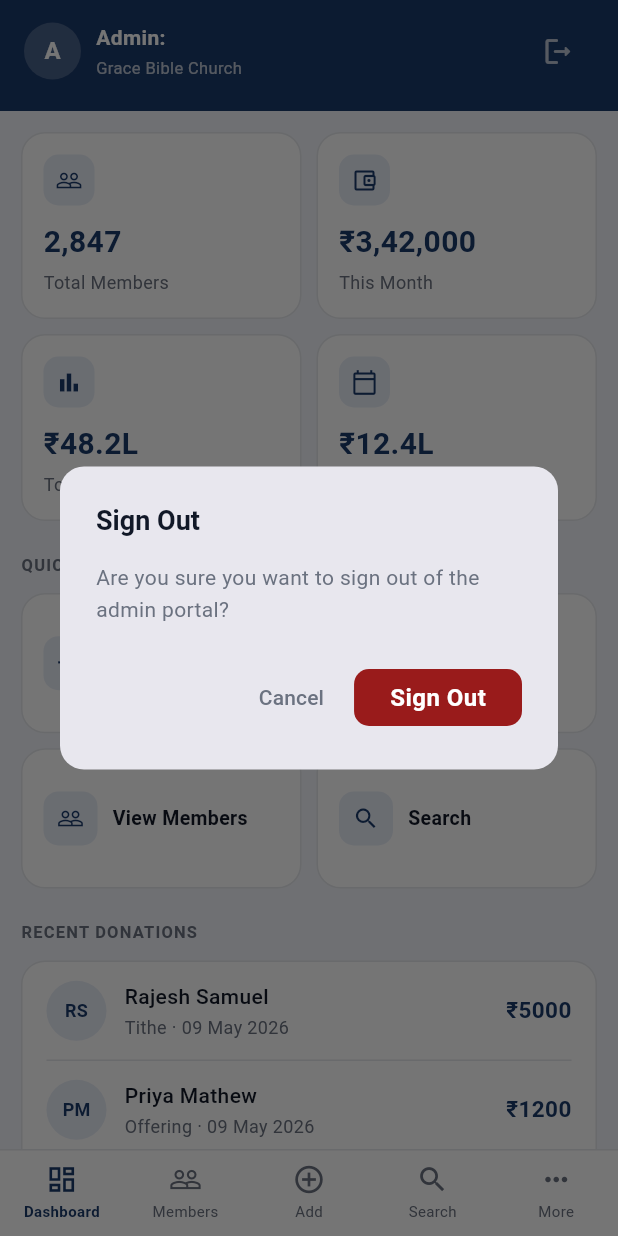
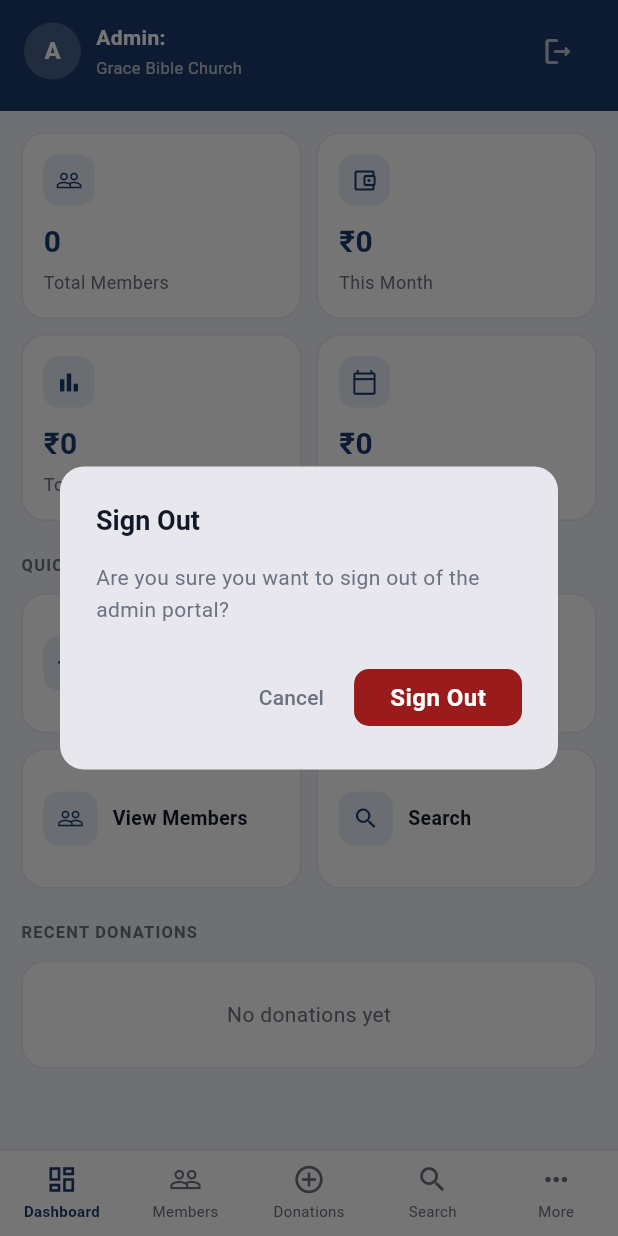
Before and after one commit to RAJ3SHJ/TempleApp, a Flutter app: the AdminDashboardScreen screen opened directly with empty values, after a tap on the "logout" icon, on a phone screen of 412 x 824 dp. Run offline on Flutter 3.47's test engine with Material 3 defaults, Android fonts, the light colour scheme and no system bars; our stand-ins replace cloud_firestore, firebase_auth, firebase_core; accounts and stored records are empty.

Commit message:
Module 1: Admin dashboard fixed - Quick Actions, real Firestore stats, sign out

```diff
--- a/lib/screens/admin/admin_dashboard_screen.dart
+++ b/lib/screens/admin/admin_dashboard_screen.dart
@@ -1,4 +1,6 @@
 import 'package:flutter/material.dart';
+import 'package:firebase_auth/firebase_auth.dart';
+import 'package:cloud_firestore/cloud_firestore.dart';
 import '../../theme/app_theme.dart';
 import '../login_screen.dart';
 import 'member_list_screen.dart';
@@ -16,14 +18,124 @@ class AdminDashboardScreen extends StatefulWidget {
 
 class _AdminDashboardScreenState extends State<AdminDashboardScreen> {
   int _selectedIndex = 0;
+  Map<String, dynamic> _stats = {
+    'totalMembers': 0,
+    'monthlyTotal': 0.0,
+    'allTimeTotal': 0.0,
+    'thisYearTotal': 0.0,
+  };
+  List<Map<String, dynamic>> _recentDonations = [];
+  bool _isLoadingStats = true;
 
-  final List<Map<String, dynamic>> _recentDonations = [
-    {'name': 'Rajesh Samuel', 'id': 'GBC-00123', 'category': 'Tithe', 'amount': 5000, 'date': '09 May 2026', 'mode': 'Cash'},
-    {'name': 'Priya Mathew', 'id': 'GBC-00124', 'category': 'Offering', 'amount': 1200, 'date': '09 May 2026', 'mode': 'UPI'},
-    {'name': 'Thomas Jacob', 'id': 'GBC-00125', 'category': 'Building Fund', 'amount': 10000, 'date': '08 May 2026', 'mode': 'Cheque'},
-    {'name': 'Anu Kurian', 'id': 'GBC-00126', 'category': 'Tithe', 'amount': 5000, 'date': '08 May 2026', 'mode': 'Cash'},
-    {'name': 'Suresh Philip', 'id': 'GBC-00127', 'category': 'Special Fund', 'amount': 2500, 'date': '07 May 2026', 'mode': 'UPI'},
-  ];
+  @override
+  void initState() {
+    super.initState();
+    _loadStats();
+    _loadRecentDonations();
+  }
+
+  void _loadStats() async {
+    try {
+      final now = DateTime.now();
+      final startOfMonth = DateTime(now.year, now.month, 1);
+      final startOfYear = DateTime(now.year, 1, 1);
+
+      final membersSnap = await FirebaseFirestore.instance
+          .collection('members').count().get();
+      final allDonations = await FirebaseFirestore.instance
+          .collection('donations').get();
+
+      double monthlyTotal = 0;
+      double allTimeTotal = 0;
+      double yearTotal = 0;
+
+      for (final doc in allDonations.docs) {
+        final data = doc.data();
+        final amount = (data['amount'] as num? ?? 0).toDouble();
+        final date = (data['date'] as dynamic)?.toDate() as DateTime?;
+        allTimeTotal += amount;
+        if (date != null) {
+          if (date.isAfter(startOfMonth)) monthlyTotal += amount;
+          if (date.isAfter(startOfYear)) yearTotal += amount;
+        }
+      }
+
+      if (mounted) {
+        setState(() {
+          _stats = {
+            'totalMembers': membersSnap.count ?? 0,
+            'monthlyTotal': monthlyTotal,
+            'allTimeTotal': allTimeTotal,
+            'thisYearTotal': yearTotal,
+          };
+          _isLoadingStats = false;
+        });
+      }
+    } catch (e) {
+      if (mounted) setState(() => _isLoadingStats = false);
+    }
+  }
+
+  void _loadRecentDonations() async {
+    try {
+      final snap = await FirebaseFirestore.instance
+          .collection('donations')
+          .orderBy('date', descending: true)
+          .limit(5)
+          .get();
+
+      if (mounted) {
+        setState(() {
+          _recentDonations = snap.docs.map((doc) {
+            final data = doc.data();
+            final date = (data['date'] as dynamic)?.toDate() as DateTime?;
+            final dateStr = date != null
+                ? '${date.day.toString().padLeft(2, '0')} ${_monthName(date.month)} ${date.year}'
+                : '-';
+            return {
+              'name': data['memberName'] ?? '',
+              'id': data['memberId'] ?? '',
+              'category': data['category'] ?? '',
+              'amount': (data['amount'] as num? ?? 0).toDouble(),
+              'date': dateStr,
+              'mode': data['mode'] ?? '',
+            };
+          }).toList();
+        });
+      }
+    } catch (e) {
+      // Keep empty list
+    }
+  }
+
+  String _monthName(int month) {
+    const months = ['Jan', 'Feb', 'Mar', 'Apr', 'May', 'Jun',
+        'Jul', 'Aug', 'Sep', 'Oct', 'Nov', 'Dec'];
+    return months[month - 1];
+  }
+
+  String _formatAmount(double amount) {
+    if (amount >= 100000) return '₹${(amount / 100000).toStringAsFixed(1)}L';
+    if (amount >= 1000) return '₹${(amount / 1000).toStringAsFixed(1)}K';
+    return '₹${amount.toStringAsFixed(0)}';
+  }
+
+  void _navigate(int index) {
+    switch (index) {
+      case 1:
+        Navigator.push(context, MaterialPageRoute(builder: (_) => const MemberListScreen()));
+        break;
+      case 2:
+        Navigator.push(context, MaterialPageRoute(builder: (_) => AddDonationScreen()));
+        break;
+      case 3:
+        Navigator.push(context, MaterialPageRoute(builder: (_) => SearchFilterScreen()));
+        break;
+      case 4:
+        Navigator.push(context, MaterialPageRoute(builder: (_) => CategoryManagementScreen()));
+        break;
+    }
+  }
 
   @override
   Widget build(BuildContext context) {
@@ -50,17 +162,14 @@ class _AdminDashboardScreenState extends State<AdminDashboardScreen> {
       color: AppTheme.navy,
       padding: EdgeInsets.only(
         top: MediaQuery.of(context).padding.top + 10,
-        bottom: 16,
-        left: 16,
-        right: 16,
+        bottom: 16, left: 16, right: 16,
       ),
       child: Row(
         children: [
           Container(
-            width: 38,
-            height: 38,
+            width: 38, height: 38,
             decoration: BoxDecoration(
-              color: Colors.white.withOpacity(0.2),
+              color: Colors.white.withValues(alpha: 0.2),
               shape: BoxShape.circle,
             ),
             child: Center(
@@ -94,7 +203,7 @@ class _AdminDashboardScreenState extends State<AdminDashboardScreen> {
     final items = [
       {'icon': Icons.dashboard_outlined, 'label': 'Dashboard'},
       {'icon': Icons.people_outline, 'label': 'Members'},
-      {'icon': Icons.add_circle_outline, 'label': 'Add'},
+      {'icon': Icons.add_circle_outline, 'label': 'Donations'},
       {'icon': Icons.search_outlined, 'label': 'Search'},
       {'icon': Icons.more_horiz_outlined, 'label': 'More'},
     ];
@@ -114,10 +223,10 @@ class _AdminDashboardScreenState extends State<AdminDashboardScreen> {
           return Expanded(
             child: GestureDetector(
               onTap: () {
-                      if (index == 4) {
-                        Navigator.push(context, MaterialPageRoute(builder: (_) => CategoryManagementScreen()));
+                if (index == 0) {
+                  setState(() => _selectedIndex = 0);
                 } else {
-                        setState(() => _selectedIndex = index);
+                  _navigate(index);
                 }
               },
               child: Column(
@@ -163,13 +272,10 @@ class _AdminDashboardScreenState extends State<AdminDashboardScreen> {
       color: AppTheme.navy,
       child: Column(
         children: [
-          // Sidebar header
           Container(
             padding: EdgeInsets.only(
               top: MediaQuery.of(context).padding.top + 20,
-              bottom: 20,
-              left: 16,
-              right: 16,
+              bottom: 20, left: 16, right: 16,
             ),
             decoration: const BoxDecoration(
               border: Border(bottom: BorderSide(color: Colors.white12)),
@@ -178,10 +284,9 @@ class _AdminDashboardScreenState extends State<AdminDashboardScreen> {
               crossAxisAlignment: CrossAxisAlignment.start,
               children: [
                 Container(
-                  width: 44,
-                  height: 44,
+                  width: 44, height: 44,
                   decoration: BoxDecoration(
-                    color: Colors.white.withOpacity(0.15),
+                    color: Colors.white.withValues(alpha: 0.15),
                     shape: BoxShape.circle,
                   ),
                   child: Center(
@@ -199,8 +304,6 @@ class _AdminDashboardScreenState extends State<AdminDashboardScreen> {
               ],
             ),
           ),
-
-          // Nav items
           Expanded(
             child: Padding(
               padding: const EdgeInsets.symmetric(vertical: 12),
@@ -211,17 +314,17 @@ class _AdminDashboardScreenState extends State<AdminDashboardScreen> {
                   final isActive = _selectedIndex == index;
                   return GestureDetector(
                     onTap: () {
-                      if (index == 4) {
-                        Navigator.push(context, MaterialPageRoute(builder: (_) => CategoryManagementScreen()));
+                      if (index == 0) {
+                        setState(() => _selectedIndex = 0);
                       } else {
-                        setState(() => _selectedIndex = index);
+                        _navigate(index);
                       }
                     },
                     child: Container(
                       margin: const EdgeInsets.symmetric(horizontal: 10, vertical: 2),
                       padding: const EdgeInsets.symmetric(horizontal: 14, vertical: 12),
                       decoration: BoxDecoration(
-                        color: isActive ? Colors.white.withOpacity(0.15) : Colors.transparent,
+                        color: isActive ? Colors.white.withValues(alpha: 0.15) : Colors.transparent,
                         borderRadius: BorderRadius.circular(10),
                         border: Border(
                           left: BorderSide(
@@ -236,8 +339,7 @@ class _AdminDashboardScreenState extends State<AdminDashboardScreen> {
                               color: isActive ? AppTheme.white : Colors.white60),
                           const SizedBox(width: 10),
                           Text(item['label'] as String,
-                              style: TextStyle(
-                                  fontSize: 14,
+                              style: TextStyle(fontSize: 14,
                                   fontWeight: isActive ? FontWeight.w600 : FontWeight.w400,
                                   color: isActive ? AppTheme.white : Colors.white60)),
                         ],
@@ -248,8 +350,6 @@ class _AdminDashboardScreenState extends State<AdminDashboardScreen> {
               ),
             ),
           ),
-
-          // Sign out
           Container(
             decoration: const BoxDecoration(
               border: Border(top: BorderSide(color: Colors.white12)),
@@ -260,7 +360,7 @@ class _AdminDashboardScreenState extends State<AdminDashboardScreen> {
               child: Container(
                 padding: const EdgeInsets.symmetric(horizontal: 14, vertical: 12),
                 decoration: BoxDecoration(
-                  color: Colors.white.withOpacity(0.08),
+                  color: Colors.white.withValues(alpha: 0.08),
                   borderRadius: BorderRadius.circular(10),
                 ),
                 child: const Row(
@@ -286,24 +386,19 @@ class _AdminDashboardScreenState extends State<AdminDashboardScreen> {
         crossAxisAlignment: CrossAxisAlignment.start,
         children: [
           if (isDesktop) ...[
-            Text('Dashboard', style: const TextStyle(fontSize: 24, fontWeight: FontWeight.w700, color: AppTheme.navy)),
+            const Text('Dashboard',
+                style: TextStyle(fontSize: 24, fontWeight: FontWeight.w700, color: AppTheme.navy)),
             const SizedBox(height: 4),
             Text('Welcome back, ${widget.adminName}',
                 style: const TextStyle(fontSize: 14, color: AppTheme.textSecondary)),
             const SizedBox(height: 24),
           ],
-
-          // Stats
           _buildStatsGrid(isDesktop: isDesktop),
           const SizedBox(height: 20),
-
-          // Quick Actions
           _buildSectionLabel('Quick Actions'),
           const SizedBox(height: 10),
           _buildQuickActions(isDesktop: isDesktop),
           const SizedBox(height: 20),
-
-          // Recent Donations
           _buildSectionLabel('Recent Donations'),
           const SizedBox(height: 10),
           _buildRecentDonations(isDesktop: isDesktop),
@@ -313,19 +408,33 @@ class _AdminDashboardScreenState extends State<AdminDashboardScreen> {
   }
 
   Widget _buildSectionLabel(String label) {
-    return Text(
-      label.toUpperCase(),
+    return Text(label.toUpperCase(),
         style: const TextStyle(fontSize: 11, fontWeight: FontWeight.w600,
-          color: AppTheme.textSecondary, letterSpacing: 0.8),
-    );
+            color: AppTheme.textSecondary, letterSpacing: 0.8));
   }
 
   Widget _buildStatsGrid({required bool isDesktop}) {
     final stats = [
-      {'label': 'Total Members', 'value': '2,847', 'icon': Icons.people_outline, 'sub': 'Active members'},
-      {'label': 'This Month', 'value': '₹3,42,000', 'icon': Icons.account_balance_wallet_outlined, 'sub': 'May 2026'},
-      {'label': 'Total Collected', 'value': '₹48.2L', 'icon': Icons.bar_chart_outlined, 'sub': 'All time'},
-      {'label': 'This Year', 'value': '₹12.4L', 'icon': Icons.calendar_today_outlined, 'sub': '2026'},
+      {
+        'label': 'Total Members',
+        'value': _isLoadingStats ? '...' : '${_stats['totalMembers']}',
+        'icon': Icons.people_outline,
+      },
+      {
+        'label': 'This Month',
+        'value': _isLoadingStats ? '...' : _formatAmount(_stats['monthlyTotal']),
+        'icon': Icons.account_balance_wallet_outlined,
+      },
+      {
+        'label': 'Total Collected',
+        'value': _isLoadingStats ? '...' : _formatAmount(_stats['allTimeTotal']),
+        'icon': Icons.bar_chart_outlined,
+      },
+      {
+        'label': 'This Year',
+        'value': _isLoadingStats ? '...' : _formatAmount(_stats['thisYearTotal']),
+        'icon': Icons.calendar_today_outlined,
+      },
     ];
 
     return GridView.builder(
@@ -351,12 +460,9 @@ class _AdminDashboardScreenState extends State<AdminDashboardScreen> {
             crossAxisAlignment: CrossAxisAlignment.start,
             children: [
               Container(
-                width: 34,
-                height: 34,
+                width: 34, height: 34,
                 decoration: BoxDecoration(
-                  color: AppTheme.navyLight,
-                  borderRadius: BorderRadius.circular(10),
-                ),
+                    color: AppTheme.navyLight, borderRadius: BorderRadius.circular(10)),
                 child: Icon(stat['icon'] as IconData, size: 18, color: AppTheme.navy),
               ),
               const Spacer(),
@@ -374,10 +480,10 @@ class _AdminDashboardScreenState extends State<AdminDashboardScreen> {
 
   Widget _buildQuickActions({required bool isDesktop}) {
     final actions = [
-      {'icon': Icons.person_add_outlined, 'label': 'Add Member', 'color': AppTheme.navy},
-      {'icon': Icons.add_card_outlined, 'label': 'Add Donation', 'color': AppTheme.navy},
-      {'icon': Icons.people_outline, 'label': 'View Members', 'color': AppTheme.navy},
-      {'icon': Icons.search_outlined, 'label': 'Search', 'color': AppTheme.navy},
+      {'icon': Icons.person_add_outlined, 'label': 'Add Member'},
+      {'icon': Icons.add_card_outlined, 'label': 'Add Donation'},
+      {'icon': Icons.people_outline, 'label': 'View Members'},
+      {'icon': Icons.search_outlined, 'label': 'Search'},
     ];
 
     return GridView.builder(
@@ -396,13 +502,13 @@ class _AdminDashboardScreenState extends State<AdminDashboardScreen> {
           onTap: () {
             final label = action['label'] as String;
             if (label == 'Add Member') {
-              Navigator.push(context, MaterialPageRoute(builder: (_) => AddMemberScreen()));
-            } else if (label == 'Search') {
-              Navigator.push(context, MaterialPageRoute(builder: (_) => SearchFilterScreen()));
+              Navigator.push(context, MaterialPageRoute(builder: (_) => const AddMemberScreen()));
             } else if (label == 'Add Donation') {
               Navigator.push(context, MaterialPageRoute(builder: (_) => AddDonationScreen()));
             } else if (label == 'View Members') {
-              Navigator.push(context, MaterialPageRoute(builder: (_) => MemberListScreen()));
+              Navigator.push(context, MaterialPageRoute(builder: (_) => const MemberListScreen()));
+            } else if (label == 'Search') {
+              Navigator.push(context, MaterialPageRoute(builder: (_) => SearchFilterScreen()));
             }
           },
           child: Container(
@@ -415,18 +521,16 @@ class _AdminDashboardScreenState extends State<AdminDashboardScreen> {
             child: Row(
               children: [
                 Container(
-                  width: 36,
-                  height: 36,
+                  width: 36, height: 36,
                   decoration: BoxDecoration(
-                    color: AppTheme.navyLight,
-                    borderRadius: BorderRadius.circular(10),
-                  ),
+                      color: AppTheme.navyLight, borderRadius: BorderRadius.circular(10)),
                   child: Icon(action['icon'] as IconData, size: 18, color: AppTheme.navy),
                 ),
                 const SizedBox(width: 10),
                 Expanded(
                   child: Text(action['label'] as String,
-                      style: const TextStyle(fontSize: 13, fontWeight: FontWeight.w600, color: AppTheme.textPrimary)),
+                      style: const TextStyle(fontSize: 13, fontWeight: FontWeight.w600,
+                          color: AppTheme.textPrimary)),
                 ),
               ],
             ),
@@ -437,6 +541,21 @@ class _AdminDashboardScreenState extends State<AdminDashboardScreen> {
   }
 
   Widget _buildRecentDonations({required bool isDesktop}) {
+    if (_recentDonations.isEmpty) {
+      return Container(
+        padding: const EdgeInsets.all(24),
+        decoration: BoxDecoration(
+          color: AppTheme.white,
+          borderRadius: BorderRadius.circular(16),
+          border: Border.all(color: AppTheme.border),
+        ),
+        child: const Center(
+          child: Text('No donations yet',
+              style: TextStyle(fontSize: 14, color: AppTheme.textSecondary)),
+        ),
+      );
+    }
+
     return Container(
       decoration: BoxDecoration(
         color: AppTheme.white,
@@ -444,21 +563,7 @@ class _AdminDashboardScreenState extends State<AdminDashboardScreen> {
         border: Border.all(color: AppTheme.border),
       ),
       child: Column(
-        children: [
-          if (isDesktop)
-            Padding(
-              padding: const EdgeInsets.symmetric(horizontal: 16, vertical: 12),
-              child: Row(
-                children: const [
-                  Expanded(flex: 3, child: Text('Member', style: TextStyle(fontSize: 12, fontWeight: FontWeight.w600, color: AppTheme.textSecondary))),
-                  Expanded(flex: 2, child: Text('Category', style: TextStyle(fontSize: 12, fontWeight: FontWeight.w600, color: AppTheme.textSecondary))),
-                  Expanded(flex: 2, child: Text('Date', style: TextStyle(fontSize: 12, fontWeight: FontWeight.w600, color: AppTheme.textSecondary))),
-                  Expanded(flex: 1, child: Text('Mode', style: TextStyle(fontSize: 12, fontWeight: FontWeight.w600, color: AppTheme.textSecondary))),
-                  Expanded(flex: 2, child: Text('Amount', style: TextStyle(fontSize: 12, fontWeight: FontWeight.w600, color: AppTheme.textSecondary))),
-                ],
-              ),
-            ),
-          ..._recentDonations.asMap().entries.map((entry) {
+        children: _recentDonations.asMap().entries.map((entry) {
           final isLast = entry.key == _recentDonations.length - 1;
           final donation = entry.value;
           return Column(
@@ -472,13 +577,14 @@ class _AdminDashboardScreenState extends State<AdminDashboardScreen> {
               if (!isLast) const Divider(height: 1, indent: 16, endIndent: 16, color: AppTheme.border),
             ],
           );
-          }),
-        ],
+        }).toList(),
       ),
     );
   }
 
   Widget _buildDesktopDonationRow(Map<String, dynamic> donation) {
+    final name = donation['name'] as String;
+    final initials = name.split(' ').map((e) => e.isNotEmpty ? e[0] : '').take(2).join();
     return Row(
       children: [
         Expanded(
@@ -488,17 +594,16 @@ class _AdminDashboardScreenState extends State<AdminDashboardScreen> {
               CircleAvatar(
                 radius: 18,
                 backgroundColor: AppTheme.navyLight,
-                child: Text(
-                  (donation['name'] as String).split(' ').map((e) => e[0]).take(2).join(),
-                  style: const TextStyle(fontSize: 11, fontWeight: FontWeight.w600, color: AppTheme.navy),
-                ),
+                child: Text(initials,
+                    style: const TextStyle(fontSize: 11, fontWeight: FontWeight.w600, color: AppTheme.navy)),
               ),
               const SizedBox(width: 10),
               Column(
                 crossAxisAlignment: CrossAxisAlignment.start,
                 children: [
-                  Text(donation['name'] as String,
-                      style: const TextStyle(fontSize: 14, fontWeight: FontWeight.w500, color: AppTheme.textPrimary)),
+                  Text(name,
+                      style: const TextStyle(fontSize: 14, fontWeight: FontWeight.w500,
+                          color: AppTheme.textPrimary)),
                   Text(donation['id'] as String,
                       style: const TextStyle(fontSize: 12, color: AppTheme.textSecondary)),
                 ],
@@ -514,7 +619,7 @@ class _AdminDashboardScreenState extends State<AdminDashboardScreen> {
             style: const TextStyle(fontSize: 13, color: AppTheme.textSecondary))),
         Expanded(
           flex: 2,
-          child: Text('₹${(donation['amount'] as int).toString().replaceAllMapped(RegExp(r'(\d{1,3})(?=(\d{3})+(?!\d))'), (m) => '${m[1]},')}',
+          child: Text(_formatAmount((donation['amount'] as num).toDouble()),
               style: const TextStyle(fontSize: 14, fontWeight: FontWeight.w700, color: AppTheme.navy)),
         ),
       ],
@@ -522,29 +627,30 @@ class _AdminDashboardScreenState extends State<AdminDashboardScreen> {
   }
 
   Widget _buildMobileDonationRow(Map<String, dynamic> donation) {
+    final name = donation['name'] as String;
+    final initials = name.split(' ').map((e) => e.isNotEmpty ? e[0] : '').take(2).join();
     return Row(
       children: [
         CircleAvatar(
           radius: 20,
           backgroundColor: AppTheme.navyLight,
-          child: Text(
-            (donation['name'] as String).split(' ').map((e) => e[0]).take(2).join(),
-            style: const TextStyle(fontSize: 12, fontWeight: FontWeight.w600, color: AppTheme.navy),
-          ),
+          child: Text(initials,
+              style: const TextStyle(fontSize: 12, fontWeight: FontWeight.w600, color: AppTheme.navy)),
         ),
         const SizedBox(width: 12),
         Expanded(
           child: Column(
             crossAxisAlignment: CrossAxisAlignment.start,
             children: [
-              Text(donation['name'] as String,
-                  style: const TextStyle(fontSize: 14, fontWeight: FontWeight.w500, color: AppTheme.textPrimary)),
+              Text(name,
+                  style: const TextStyle(fontSize: 14, fontWeight: FontWeight.w500,
+                      color: AppTheme.textPrimary)),
               Text('${donation['category']} · ${donation['date']}',
                   style: const TextStyle(fontSize: 12, color: AppTheme.textSecondary)),
             ],
           ),
         ),
-        Text('₹${donation['amount']}',
+        Text(_formatAmount((donation['amount'] as num).toDouble()),
             style: const TextStyle(fontSize: 15, fontWeight: FontWeight.w700, color: AppTheme.navy)),
       ],
     );
@@ -555,7 +661,8 @@ class _AdminDashboardScreenState extends State<AdminDashboardScreen> {
       context: context,
       builder: (context) => AlertDialog(
         shape: RoundedRectangleBorder(borderRadius: BorderRadius.circular(16)),
-        title: const Text('Sign Out', style: TextStyle(fontSize: 18, fontWeight: FontWeight.w600)),
+        title: const Text('Sign Out',
+            style: TextStyle(fontSize: 18, fontWeight: FontWeight.w600)),
         content: const Text('Are you sure you want to sign out of the admin portal?',
             style: TextStyle(fontSize: 14, color: AppTheme.textSecondary, height: 1.5)),
         actions: [
@@ -564,12 +671,15 @@ class _AdminDashboardScreenState extends State<AdminDashboardScreen> {
             child: const Text('Cancel', style: TextStyle(color: AppTheme.textSecondary)),
           ),
           ElevatedButton(
-            onPressed: () {
+            onPressed: () async {
+              await FirebaseAuth.instance.signOut();
+              if (context.mounted) {
                 Navigator.pushAndRemoveUntil(
                   context,
                   MaterialPageRoute(builder: (_) => const LoginScreen()),
                   (route) => false,
                 );
+              }
             },
             style: ElevatedButton.styleFrom(
               backgroundColor: AppTheme.error,
```
Lines whose indentation alone changed are shown as unchanged.
